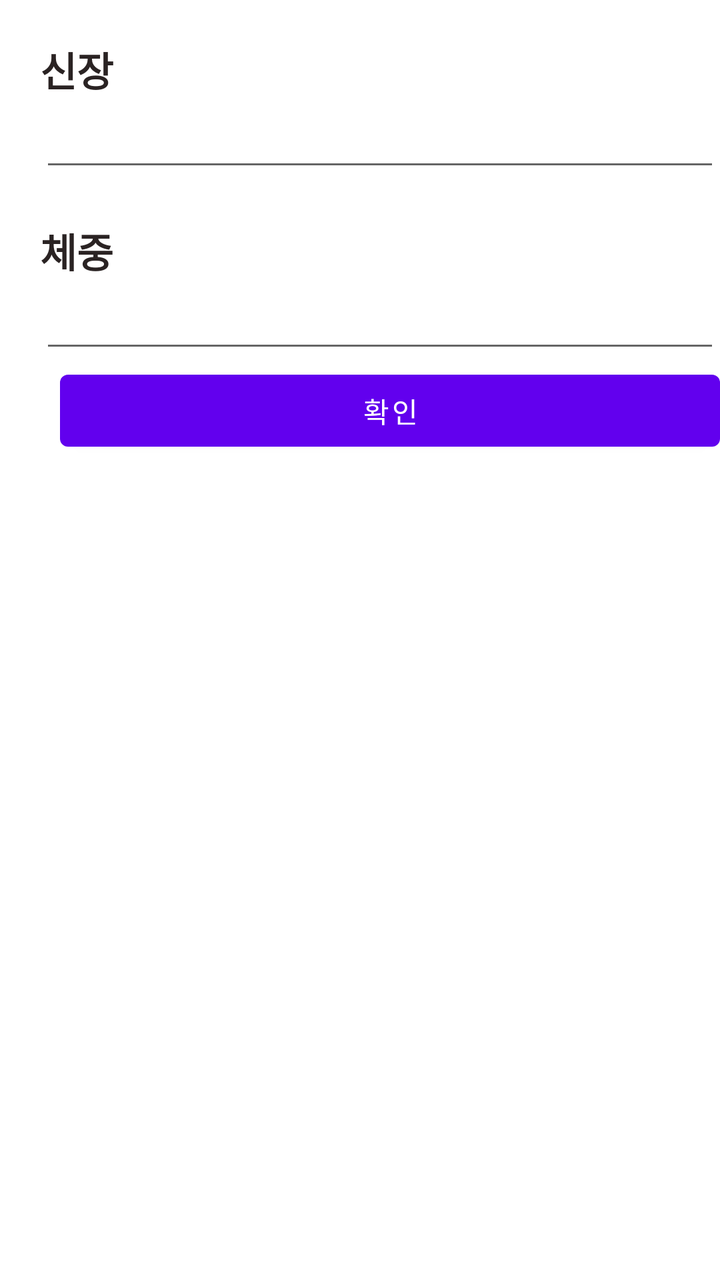
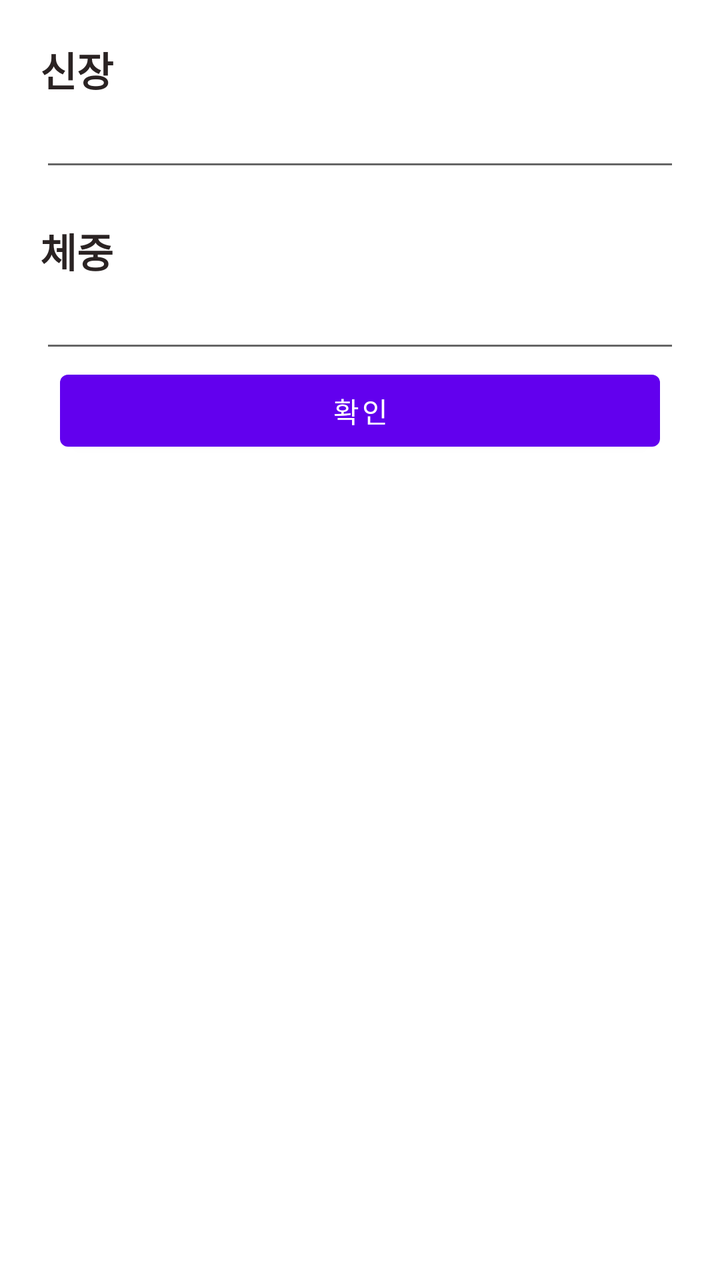

Two renders of the same Android screen: before a commit and after it. Below are the layout's source before the change and the commit's diff.
<!-- AndroidManifest.xml: activity theme Theme.BMICalculator -->
<!-- res/layout/activity_main.xml -->
<?xml version="1.0" encoding="utf-8"?>
<LinearLayout xmlns:android="http://schemas.android.com/apk/res/android"
    xmlns:app="http://schemas.android.com/apk/res-auto"
    xmlns:tools="http://schemas.android.com/tools"
    android:layout_width="match_parent"
    android:layout_height="match_parent"
    android:orientation="vertical"
    tools:context=".MainActivity">

    <TextView
        android:layout_width="match_parent"
        android:layout_height="wrap_content"
        android:layout_marginLeft="20dp"
        android:layout_marginTop="20dp"
        android:text="@string/height"
        android:textColor="@color/custom_black"
        android:textSize="20sp"
        android:textStyle="bold" />

    <EditText
        android:id="@+id/heightEditText"
        android:layout_width="match_parent"
        android:layout_height="wrap_content"
        android:layout_marginLeft="20dp"
        android:inputType="number"/>

    <TextView
        android:layout_width="match_parent"
        android:layout_height="wrap_content"
        android:layout_marginLeft="20dp"
        android:layout_marginTop="20dp"
        android:text="@string/weight"
        android:textColor="@color/custom_black"
        android:textSize="20sp"
        android:textStyle="bold"/>

    <EditText
        android:id="@+id/weightEditText"
        android:layout_width="match_parent"
        android:layout_height="wrap_content"
        android:layout_marginLeft="20dp"
        android:inputType="number"/>

    <Button
        android:id="@+id/resultButton"
        android:layout_width="match_parent"
        android:layout_height="wrap_content"
        android:layout_marginLeft="30dp"
        android:layout_marginBottom="30dp"
        android:text="확인" />

</LinearLayout>
<!-- resources referenced by this layout -->
<resources>
  <color name="custom_black">#2A2323</color>
  <string name="height">신장</string>
  <string name="weight">체중</string>
  <style name="Theme.BMICalculator" parent="Theme.MaterialComponents.DayNight.NoActionBar" />
</resources>

<!-- the commit's change to res/layout/activity_main.xml (unified diff, before → after) -->
@@ -22,6 +22,7 @@
         android:layout_width="match_parent"
         android:layout_height="wrap_content"
         android:layout_marginLeft="20dp"
+        android:layout_marginRight="20dp"
         android:inputType="number"/>
 
     <TextView
@@ -39,6 +40,7 @@
         android:layout_width="match_parent"
         android:layout_height="wrap_content"
         android:layout_marginLeft="20dp"
+        android:layout_marginRight="20dp"
         android:inputType="number"/>
 
     <Button
@@ -46,6 +48,7 @@
         android:layout_width="match_parent"
         android:layout_height="wrap_content"
         android:layout_marginLeft="30dp"
+        android:layout_marginRight="30dp"
         android:layout_marginBottom="30dp"
         android:text="확인" />
 
